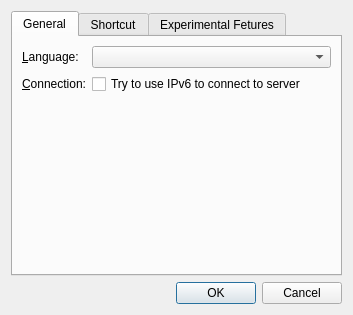
This is src/painttyDesktop/widgets/configuredialog.ui in liuyanghejerry/painttyWidget as Qt 5 draws it before an edit. The edited form follows.
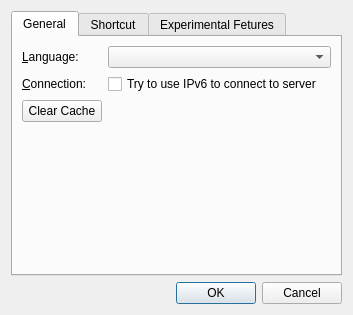
This is the edited form. The open tabs and pages were chosen to show the change.

Commit message: add: option to delete disk cache; update: translations.

```diff
--- a/src/painttyDesktop/widgets/configuredialog.ui
+++ b/src/painttyDesktop/widgets/configuredialog.ui
@@ -57,6 +57,13 @@
          </property>
         </widget>
        </item>
+       <item row="2" column="0">
+        <widget class="QPushButton" name="clearCache">
+         <property name="text">
+          <string>Clear Cache</string>
+         </property>
+        </widget>
+       </item>
       </layout>
      </widget>
      <widget class="QWidget" name="shortcutTab">
```
Left out of the diff: 2 changed lines with no effect on the pictures. The commit also changes 6 other files.
